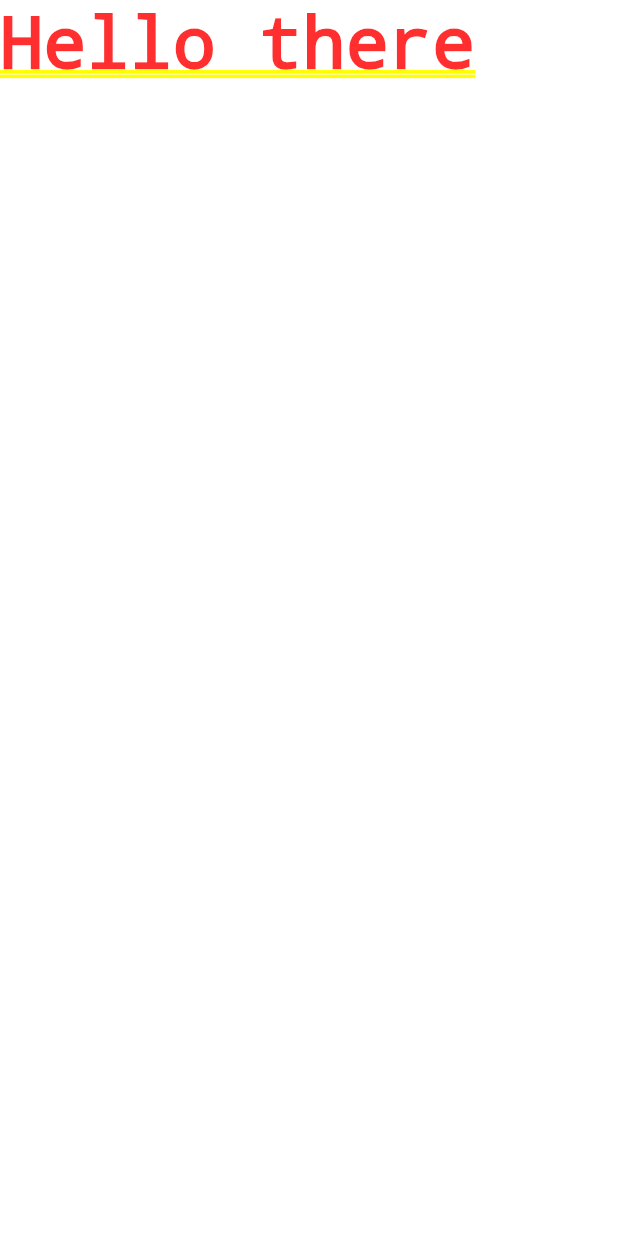
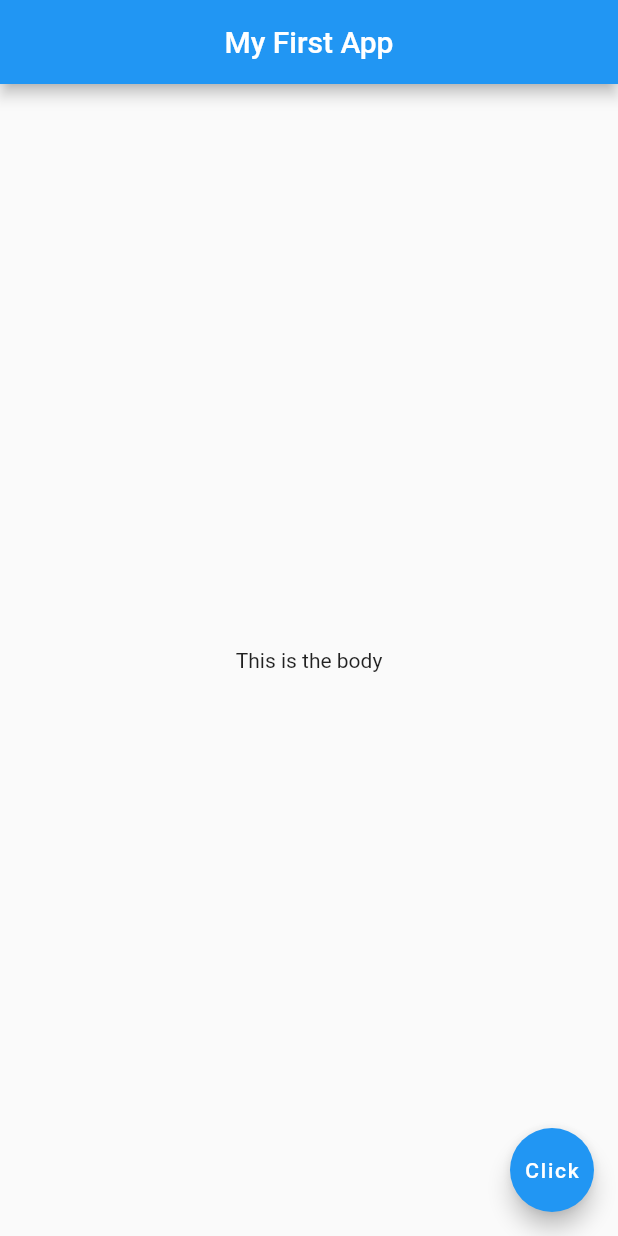
Before and after one commit to rai8/flutter-basics, a Flutter app: the screen it shows after launch, on a phone screen of 412 x 824 dp. Run offline on Flutter 3.47's test engine with Material 2 defaults, Android fonts, the phone set to English and light mode, and no system bars.

Commit message:
working with scafold and app bar widgets

```diff
--- a/lib/main.dart
+++ b/lib/main.dart
@@ -11,6 +11,19 @@ class MyApp extends StatelessWidget {
   }
 } */
 
-void main() => runApp(MaterialApp(
-  home: Text('Hello there'),
-));
+void main() => runApp(
+      MaterialApp(
+        home: Scaffold(
+          appBar: AppBar(
+            title: Text('My First App'),
+            centerTitle: true,
+          ),
+          body: Center(
+            child: Text('This is the body'),
+          ),
+          floatingActionButton: FloatingActionButton(
+            child: Text('Click'),
+          ),
+        ),
+      ),
+    );
```
